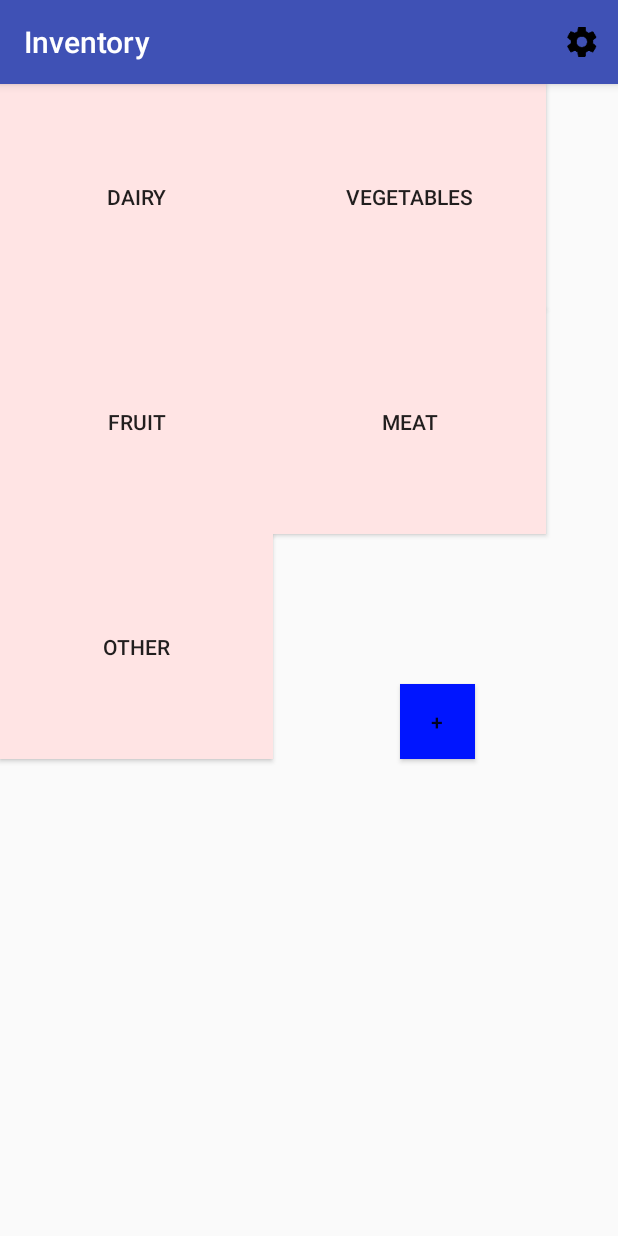
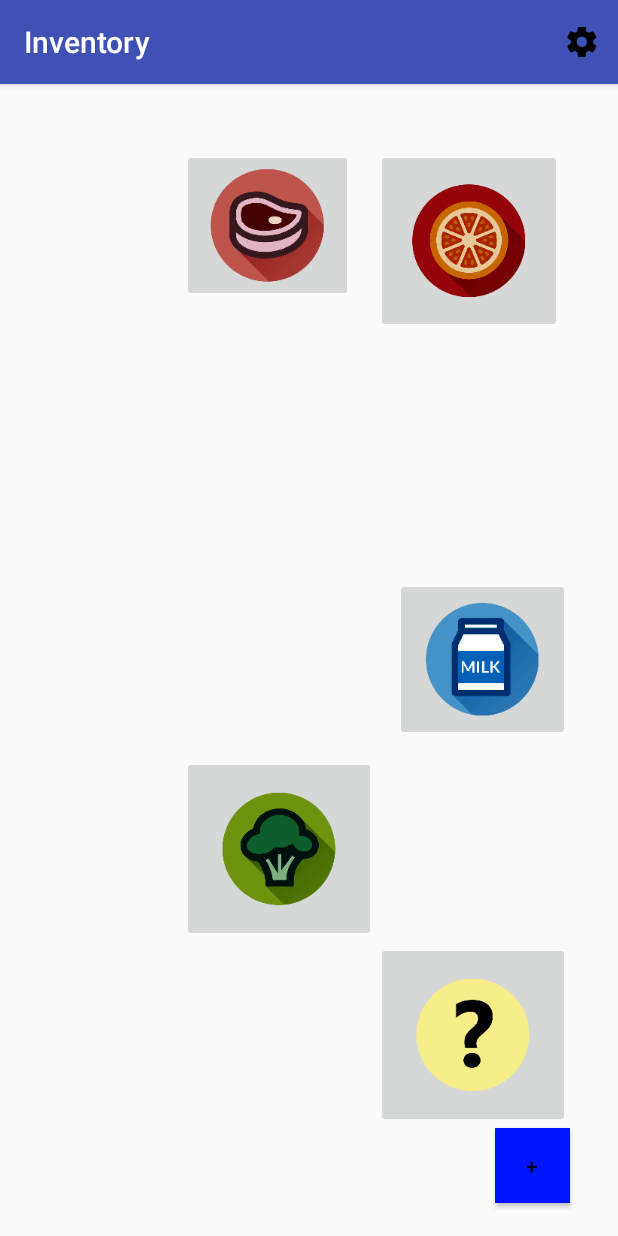
Before and after one commit to idonorchidinma/cooknow, an Android app: the InventoryActivity screen opened directly, with no data from a screen before it, on a phone screen of 412 x 824 dp. Run offline under Robolectric (Android 15) with nearby library versions, the light colour scheme and no system bars.

Commit message:
added pictures for buttons

```diff
--- a/CookNow/app/src/main/java/com/example/tony/cooknow/InventoryActivity.java
+++ b/CookNow/app/src/main/java/com/example/tony/cooknow/InventoryActivity.java
@@ -11,6 +11,7 @@ import android.view.View;
 import android.view.Menu;
 import android.view.MenuItem;
 import android.widget.Button;
+import android.widget.ImageButton;
 import android.widget.Toast;
 
 import com.example.tony.ingred.DairyActivity;
@@ -25,18 +26,18 @@ import java.util.ArrayList;
 public class InventoryActivity extends AppCompatActivity {
 
     /** The button that brings to the list menu containing dairy.*/
-    private Button myDairyButton;
+    private ImageButton myDairyButton;
 
     /** The button that brings to the list menu containing meat.*/
-    private Button myMeatButton;
+    private ImageButton myMeatButton;
 
     /** The button that brings to the list menu containing fruit.*/
-    private Button myFruitButton;
+    private ImageButton myFruitButton;
 
     /** The button that brings to the list menu containing vegetables.*/
-    private Button myVegetablesButton;
+    private ImageButton myVegetablesButton;
 
-    private Button myOtherButton;
+    private ImageButton myOtherButton;
 
     private Button myAddButton;
 
@@ -62,11 +63,11 @@ public class InventoryActivity extends AppCompatActivity {
 
         // CONNECTS BUTTONS IN XML LAYOUT FILE TO THIS JAVA CLASS
         myAddButton = (Button)findViewById(R.id.ADD_BUTTON);
-        myDairyButton = (Button)findViewById(R.id.DAIRY_BUTTON);
-        myMeatButton = (Button)findViewById(R.id.MEAT_BUTTON);
-        myFruitButton = (Button)findViewById(R.id.FRUIT_BUTTON);
-        myVegetablesButton = (Button)findViewById(R.id.VEGETABLES_BUTTON);
-        myOtherButton = (Button)findViewById(R.id.OTHER_BUTTON);
+        myDairyButton = (ImageButton)findViewById(R.id.DAIRY_BUTTON);
+        myMeatButton = (ImageButton)findViewById(R.id.MEAT_BUTTON);
+        myFruitButton = (ImageButton)findViewById(R.id.FRUIT_BUTTON);
+        myVegetablesButton = (ImageButton)findViewById(R.id.VEGETABLES_BUTTON);
+        myOtherButton = (ImageButton)findViewById(R.id.OTHER_BUTTON);
 
         // ADDS BUTTON LISTENERS TO BUTTONS
         myDairyButton.setOnClickListener(new ActivityOnClickListener(new DairyActivity()));
--- a/CookNow/app/src/main/res/layout/activity_inventory.xml
+++ b/CookNow/app/src/main/res/layout/activity_inventory.xml
@@ -1,66 +1,68 @@
 <?xml version="1.0" encoding="utf-8"?>
 <RelativeLayout xmlns:android="http://schemas.android.com/apk/res/android"
-    android:layout_width="fill_parent"
-    android:layout_height="fill_parent"
+    android:layout_width="match_parent"
+    android:layout_height="match_parent"
+    android:orientation="horizontal"
     xmlns:tools="http://schemas.android.com/tools"
     tools:context=".InventoryActivity"
     >
 
 
-        <Button
-            android:layout_width="182dp"
-            android:layout_height="150dp"
-            android:text="DAIRY"
-            android:id="@+id/DAIRY_BUTTON"
-            android:layout_alignParentTop="true"
-            android:layout_alignParentLeft="true"
-            android:layout_alignParentStart="true"
-            android:padding="0dp"
-            android:background="#ffe4e4" />
+        <!--<Button-->
+            <!--android:layout_width="182dp"-->
+            <!--android:layout_height="150dp"-->
+            <!--android:text="DAIRY"-->
+            <!--android:id="@+id/DAIRY_BUTTON"-->
+            <!--android:padding="0dp"-->
+            <!--android:background="#ffe4e4"-->
+            <!--android:layout_below="@+id/imageButton"-->
+            <!--android:layout_alignParentLeft="true"-->
+            <!--android:layout_alignParentStart="true" />-->
 
-        <Button
-            android:layout_width="182dp"
-            android:layout_height="150dp"
-            android:text="MEAT"
-            android:id="@+id/MEAT_BUTTON"
-            android:padding="0dp"
-            android:background="#ffe4e4"
-            android:layout_above="@+id/OTHER_BUTTON"
-            android:layout_toRightOf="@+id/OTHER_BUTTON"
-            android:layout_toEndOf="@+id/OTHER_BUTTON" />
+        <!--<Button-->
+            <!--android:layout_width="182dp"-->
+            <!--android:layout_height="150dp"-->
+            <!--android:text="MEAT"-->
+            <!--android:id="@+id/MEAT_BUTTON"-->
+            <!--android:padding="0dp"-->
+            <!--android:background="#ffe4e4"-->
+            <!--android:layout_centerVertical="true"-->
+            <!--android:layout_toRightOf="@+id/OTHER_BUTTON"-->
+            <!--android:layout_toEndOf="@+id/OTHER_BUTTON" />-->
 
-        <Button
-            android:layout_width="182dp"
-            android:layout_height="150dp"
-            android:text="FRUIT"
-            android:id="@+id/FRUIT_BUTTON"
-            android:padding="0dp"
-            android:background="#ffe4e4"
-            android:layout_below="@+id/DAIRY_BUTTON"
-            android:layout_toLeftOf="@+id/MEAT_BUTTON"
-            android:layout_toStartOf="@+id/MEAT_BUTTON" />
+        <!--<Button-->
+            <!--android:layout_width="182dp"-->
+            <!--android:layout_height="150dp"-->
+            <!--android:text="FRUIT"-->
+            <!--android:id="@+id/FRUIT_BUTTON"-->
+            <!--android:padding="0dp"-->
+            <!--android:background="#ffe4e4"-->
+            <!--android:layout_below="@+id/DAIRY_BUTTON"-->
+            <!--android:layout_toLeftOf="@+id/MEAT_BUTTON"-->
+            <!--android:layout_toStartOf="@+id/MEAT_BUTTON" />-->
 
-        <Button
-            android:layout_width="182dp"
-            android:layout_height="150dp"
-            android:text="VEGETABLES"
-            android:id="@+id/VEGETABLES_BUTTON"
-            android:padding="0dp"
-            android:background="#ffe4e4"
-            android:layout_alignParentTop="true"
-            android:layout_toRightOf="@+id/DAIRY_BUTTON"
-            android:layout_toEndOf="@+id/DAIRY_BUTTON" />
+        <!--<Button-->
+            <!--android:layout_width="182dp"-->
+            <!--android:layout_height="150dp"-->
+            <!--android:text="VEGETABLES"-->
+            <!--android:id="@+id/VEGETABLES_BUTTON"-->
+            <!--android:padding="0dp"-->
+            <!--android:background="#ffe4e4"-->
+            <!--android:layout_alignParentTop="true"-->
+            <!--android:layout_toRightOf="@+id/DAIRY_BUTTON"-->
+            <!--android:layout_toEndOf="@+id/DAIRY_BUTTON" />-->
 
-        <Button
-            android:layout_width="182dp"
-            android:layout_height="150dp"
-            android:text="OTHER"
-            android:id="@+id/OTHER_BUTTON"
-            android:padding="0dp"
-            android:background="#ffe4e4"
-            android:layout_below="@+id/FRUIT_BUTTON"
-            android:layout_toLeftOf="@+id/VEGETABLES_BUTTON"
-            android:layout_toStartOf="@+id/VEGETABLES_BUTTON" />
+        <!--<Button-->
+            <!--android:layout_width="182dp"-->
+            <!--android:layout_height="150dp"-->
+            <!--android:text="OTHER"-->
+            <!--android:id="@+id/OTHER_BUTTON"-->
+            <!--android:padding="0dp"-->
+            <!--android:background="#ffe4e4"-->
+            <!--android:layout_below="@+id/FRUIT_BUTTON"-->
+            <!--android:layout_toLeftOf="@+id/VEGETABLES_BUTTON"-->
+            <!--android:layout_toStartOf="@+id/VEGETABLES_BUTTON" />-->
+
 
         <Button
             android:layout_width="50dp"
@@ -69,10 +71,57 @@
             android:background="#0015ff"
             android:text="+"
             android:id="@+id/ADD_BUTTON"
-            android:layout_alignBottom="@+id/OTHER_BUTTON"
-            android:layout_alignRight="@+id/MEAT_BUTTON"
-            android:layout_alignEnd="@+id/MEAT_BUTTON"
-            android:layout_marginRight="47dp"
-            android:layout_marginEnd="47dp" />
+            android:layout_marginRight="32dp"
+            android:layout_marginEnd="32dp"
+            android:layout_marginBottom="22dp"
+            android:layout_alignParentBottom="true"
+            android:layout_alignParentRight="true"
+            android:layout_alignParentEnd="true" />
+
+        <ImageButton
+            android:layout_width="wrap_content"
+            android:layout_height="wrap_content"
+            android:id="@+id/MEAT_BUTTON"
+            android:src="@drawable/meat"
+            android:layout_alignTop="@+id/FRUIT_BUTTON"
+            android:layout_alignLeft="@+id/VEGETABLES_BUTTON"
+            android:layout_alignStart="@+id/VEGETABLES_BUTTON" />
+
+        <ImageButton
+            android:layout_width="wrap_content"
+            android:layout_height="wrap_content"
+            android:id="@+id/DAIRY_BUTTON"
+            android:src="@drawable/dairy"
+            android:layout_centerVertical="true"
+            android:layout_alignRight="@+id/OTHER_BUTTON"
+            android:layout_alignEnd="@+id/OTHER_BUTTON" />
+
+        <ImageButton
+            android:layout_width="wrap_content"
+            android:layout_height="wrap_content"
+            android:id="@+id/VEGETABLES_BUTTON"
+            android:src="@drawable/vegetables"
+            android:layout_above="@+id/OTHER_BUTTON"
+            android:layout_toLeftOf="@+id/OTHER_BUTTON"
+            android:layout_toStartOf="@+id/OTHER_BUTTON" />
+
+        <ImageButton
+            android:layout_width="wrap_content"
+            android:layout_height="wrap_content"
+            android:id="@+id/FRUIT_BUTTON"
+            android:src="@drawable/fruit"
+            android:layout_alignParentTop="true"
+            android:layout_alignLeft="@+id/OTHER_BUTTON"
+            android:layout_alignStart="@+id/OTHER_BUTTON"
+            android:layout_marginTop="43dp" />
+
+        <ImageButton
+            android:layout_width="wrap_content"
+            android:layout_height="wrap_content"
+            android:id="@+id/OTHER_BUTTON"
+            android:src="@drawable/other"
+            android:layout_above="@+id/ADD_BUTTON"
+            android:layout_alignRight="@+id/ADD_BUTTON"
+            android:layout_alignEnd="@+id/ADD_BUTTON" />
 
 </RelativeLayout>
```
Also changed, not shown: CookNow/app/src/main/res/drawable-xxxhdpi/dairy.png (added), CookNow/app/src/main/res/drawable-xxxhdpi/fruit.png (added), CookNow/app/src/main/res/drawable-xxxhdpi/meat.png (added), CookNow/app/src/main/res/drawable-xxxhdpi/other.png (added), CookNow/app/src/main/res/drawable-xxxhdpi/vegetables.png (added).
